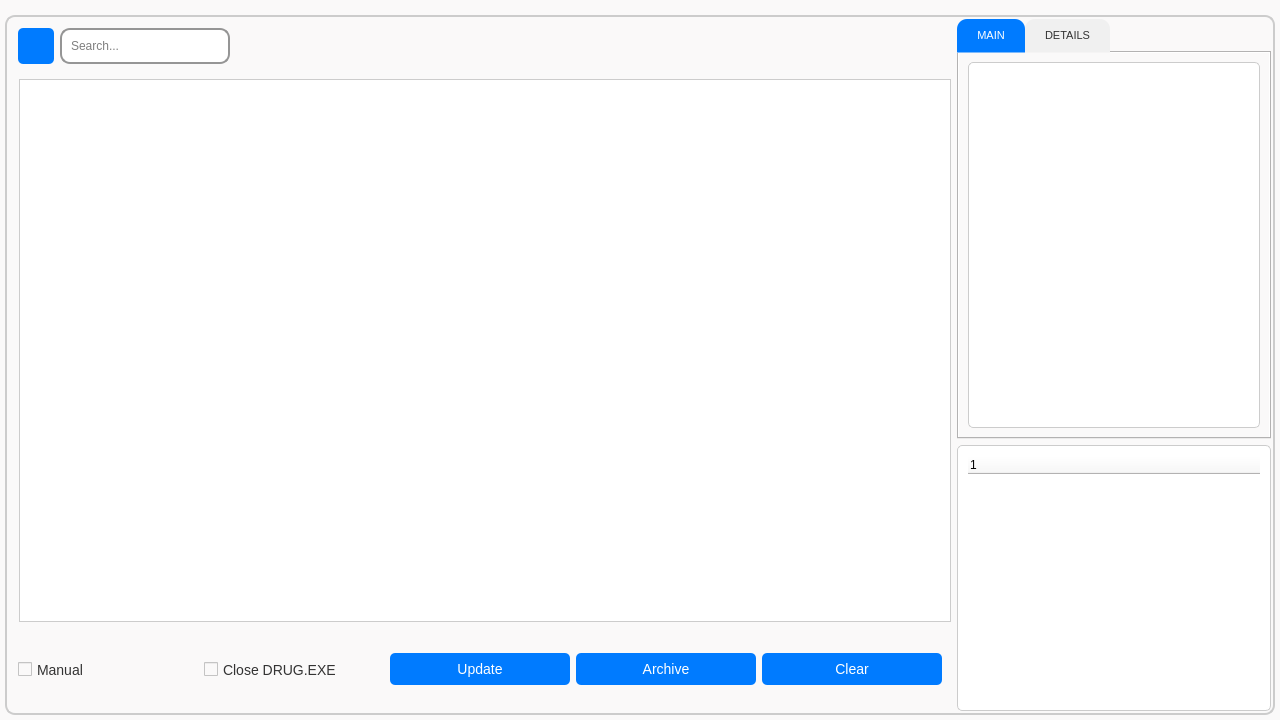
First picture: the form in serverinterface.ui, repository Extervin/AUCTool, before the edit.
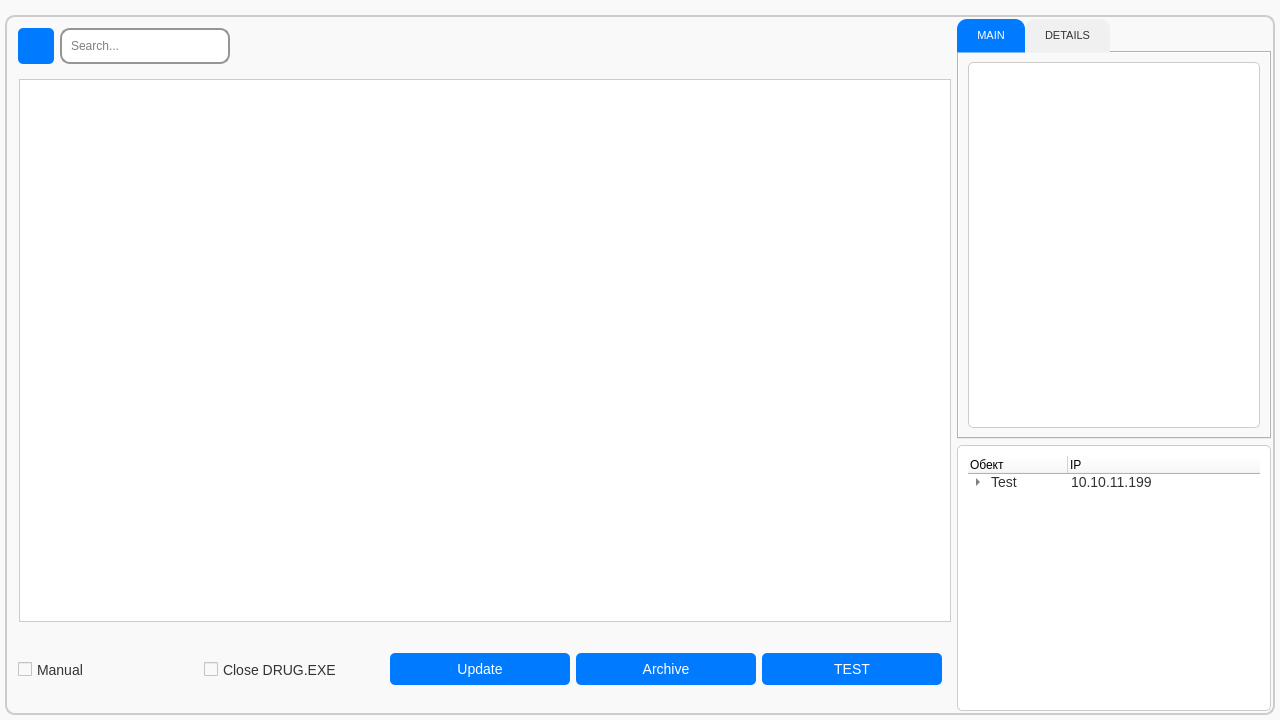
Second picture: the form after the edit. Icons and pictures are not drawn.

What changed in the file:
```diff
--- a/serverinterface.ui
+++ b/serverinterface.ui
@@ -26,15 +26,12 @@
    <string>MainWindow</string>
   </property>
   <property name="styleSheet">
-   <string notr="true">
-/* Центральный виджет (centralwidget) */
-        QWidget#centralwidget {
+   <string notr="true">		QWidget#centralwidget {
             border: 2px solid #cccccc; /* Рамка */
             border-radius: 10px; /* Закругление углов */
 			margin: 5px;
         }
 
-        /* Виджеты внутри главного окна (QWidget) */
         QWidget {
             background-color: #FAF9F9;
         }
@@ -43,13 +40,11 @@
 			border: 1px solid #cccccc; /* Рамка */
 		}
 
-        /* Панель меню (menubar) */
         QMenuBar#menubar {
             background-color: #FAF9F9; /* Цвет фона */
             padding: 5px 10px; /* Отступы */
         }
 
-        /* Заголовки вкладок (QTabBar::tab) */
         QTabBar::tab {
             background-color: #f0f0f0; /* Цвет фона */
             color: #333333; /* Цвет текста */
@@ -61,7 +56,7 @@
 		/* Отступ справа для QTabWidget */
 
 #tabWidget {
- margin: 10px; /* Сокращаем размер виджета вкладок на 10px справа */
+ margin: 10px;
 }
         /* Выбранная вкладка (QTabBar::tab:selected) */
         QTabBar::tab:selected {
@@ -96,22 +91,6 @@
 	background-color: yellow;
 	background-image: url(qrc:/arrow.png);
 }
-
-        /* Кнопка (QPushButton) */
-        QPushButton {
-            padding: 8px 16px; /* Отступы */
-            background-color: #007bff; /* Цвет фона */
-            color: #ffffff; /* Цвет текста */
-            border: none; /* Убираем границы */
-            border-radius: 5px; /* Закругление углов */
-            font-size: 14px; /* Размер шрифта */
-        }
-
-        /* Наведение на кнопку (QPushButton:hover) */
-        QPushButton:hover {
-            background-color: #0056b3; /* Цвет фона при наведении */
-        }
-
         /* Чекбокс (QCheckBox) */
         QCheckBox {
             spacing: 5px; /* Расстояние между флажком и текстом */
@@ -144,20 +123,6 @@
             font-size: 14px; /* Размер шрифта */
             color: #333333; /* Цвет текста */
 		}
-        /* Кнопка инструментов (QToolButton) */
-        QToolButton {
-            padding: 8px 16px; /* Отступы */
-            background-color: #007bff; /* Цвет фона */
-            color: #ffffff; /* Цвет текста */
-            border: none; /* Убираем границы */
-            border-radius: 5px; /* Закругление углов */
-            font-size: 14px; /* Размер шрифта */
-        }
-
-        /* Наведение на кнопку инструментов (QToolButton:hover) */
-        QToolButton:hover {
-            background-color: #0056b3; /* Цвет фона при наведении */
-        }
 </string>
   </property>
   <widget class="QWidget" name="centralwidget">
@@ -167,6 +132,30 @@
      <verstretch>0</verstretch>
     </sizepolicy>
    </property>
+   <property name="styleSheet">
+    <string notr="true">        QPushButton {
+            padding: 8px 16px; /* Отступы */
+            background-color: #007bff; /* Цвет фона */
+            color: #ffffff; /* Цвет текста */
+            border: none; /* Убираем границы */
+            border-radius: 5px; /* Закругление углов */
+            font-size: 14px; /* Размер шрифта */
+        }
+        QPushButton:hover {
+            background-color: #0056b3; /* Цвет фона при наведении */
+        }
+	QToolButton {
+            padding: 8px 16px; /* Отступы */
+            background-color: #007bff; /* Цвет фона */
+            color: #ffffff; /* Цвет текста */
+            border: none; /* Убираем границы */
+            border-radius: 5px; /* Закругление углов */
+            font-size: 14px; /* Размер шрифта */
+        }
+        QToolButton:hover {
+            background-color: #0056b3; /* Цвет фона при наведении */
+        }</string>
+   </property>
    <layout class="QGridLayout" name="gridLayout_3">
     <item row="0" column="1">
      <widget class="QWidget" name="tableProperties" native="true">
@@ -434,7 +423,7 @@
        <item>
         <widget class="QPushButton" name="serverClearButton">
          <property name="text">
-          <string>Clear</string>
+          <string>TEST</string>
          </property>
         </widget>
        </item>
@@ -525,7 +514,34 @@
      </widget>
     </item>
     <item row="3" column="2" rowspan="2">
-     <widget class="QTreeWidget" name="errorTreeWidget"/>
+     <widget class="QTreeWidget" name="errorTreeWidget">
+      <column>
+       <property name="text">
+        <string notr="true">Обект</string>
+       </property>
+      </column>
+      <column>
+       <property name="text">
+        <string>IP</string>
+       </property>
+      </column>
+      <item>
+       <property name="text">
+        <string>Test</string>
+       </property>
+       <property name="text">
+        <string>10.10.11.199</string>
+       </property>
+       <item>
+        <property name="text">
+         <string>Грешка</string>
+        </property>
+        <property name="text">
+         <string>Can't copy file N to directory &quot;1&quot;</string>
+        </property>
+       </item>
+      </item>
+     </widget>
     </item>
    </layout>
   </widget>
```
Left out of the diff: 27 changed lines with no effect on the pictures.
